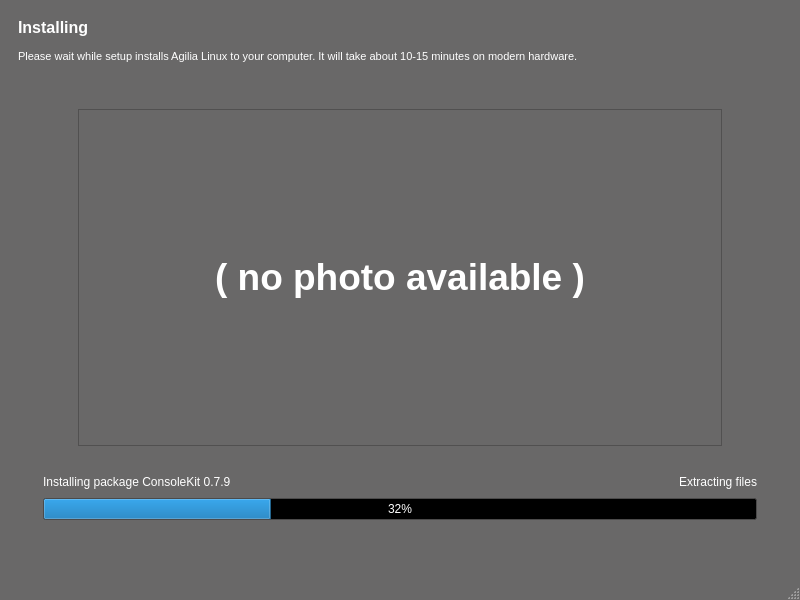
Old version of the form guiinstaller/guisetup_exec/mainwindow.ui in the repository aix27249/mpkg.
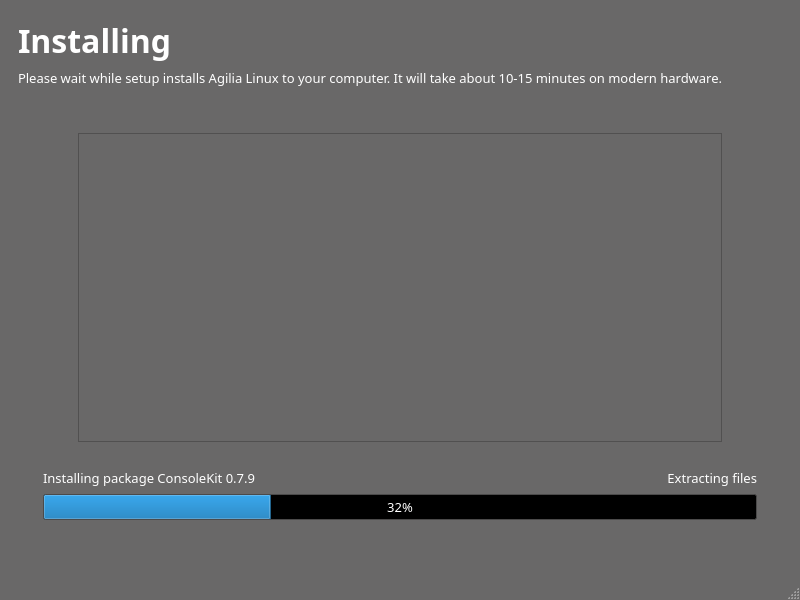
New version of the form. Icons and pictures are not drawn.

Commit message: design ok

```diff
--- a/guiinstaller/guisetup_exec/mainwindow.ui
+++ b/guiinstaller/guisetup_exec/mainwindow.ui
@@ -425,10 +425,20 @@
     </disabled>
    </palette>
   </property>
+  <property name="font">
+   <font>
+    <pointsize>10</pointsize>
+   </font>
+  </property>
   <property name="windowTitle">
    <string>Agilia Linux: installing</string>
   </property>
   <widget class="QWidget" name="centralwidget">
+   <property name="font">
+    <font>
+     <family>Droid Sans</family>
+    </font>
+   </property>
    <layout class="QVBoxLayout" name="verticalLayout_4">
     <item>
      <widget class="QStackedWidget" name="stackedWidget">
@@ -436,17 +446,72 @@
        <number>0</number>
       </property>
       <widget class="QWidget" name="page">
-       <layout class="QVBoxLayout" name="verticalLayout_2">
+       <layout class="QVBoxLayout" name="verticalLayout_7">
         <item>
-         <widget class="QLabel" name="imagesLabel">
-          <property name="text">
-           <string>&lt;!DOCTYPE HTML PUBLIC &quot;-//W3C//DTD HTML 4.0//EN&quot; &quot;http://www.w3.org/TR/REC-html40/strict.dtd&quot;&gt;
+         <layout class="QHBoxLayout" name="horizontalLayout_5">
+          <item>
+           <widget class="QLabel" name="imagesLabel">
+            <property name="text">
+             <string>&lt;!DOCTYPE HTML PUBLIC &quot;-//W3C//DTD HTML 4.0//EN&quot; &quot;http://www.w3.org/TR/REC-html40/strict.dtd&quot;&gt;
 &lt;html&gt;&lt;head&gt;&lt;meta name=&quot;qrichtext&quot; content=&quot;1&quot; /&gt;&lt;style type=&quot;text/css&quot;&gt;
 p, li { white-space: pre-wrap; }
-&lt;/style&gt;&lt;/head&gt;&lt;body style=&quot; font-family:'Tahoma'; font-size:8pt; font-weight:400; font-style:normal;&quot;&gt;
-&lt;p style=&quot; margin-top:0px; margin-bottom:0px; margin-left:0px; margin-right:0px; -qt-block-indent:0; text-indent:0px;&quot;&gt;&lt;span style=&quot; font-size:12pt; font-weight:600;&quot;&gt;Installing&lt;/span&gt;&lt;/p&gt;
-&lt;p style=&quot;-qt-paragraph-type:empty; margin-top:0px; margin-bottom:0px; margin-left:0px; margin-right:0px; -qt-block-indent:0; text-indent:0px;&quot;&gt;&lt;/p&gt;
-&lt;p style=&quot; margin-top:0px; margin-bottom:0px; margin-left:0px; margin-right:0px; -qt-block-indent:0; text-indent:0px;&quot;&gt;Please wait while setup installs Agilia Linux to your computer. It will take about 10-15 minutes on modern hardware.&lt;/p&gt;&lt;/body&gt;&lt;/html&gt;</string>
+&lt;/style&gt;&lt;/head&gt;&lt;body style=&quot; font-family:'Tahoma'; font-size:10pt; font-weight:400; font-style:normal;&quot;&gt;
+&lt;p style=&quot; margin-top:0px; margin-bottom:0px; margin-left:0px; margin-right:0px; -qt-block-indent:0; text-indent:0px;&quot;&gt;&lt;span style=&quot; font-size:24pt; font-weight:600;&quot;&gt;Installing&lt;/span&gt;&lt;/p&gt;&lt;/body&gt;&lt;/html&gt;</string>
+            </property>
+           </widget>
+          </item>
+          <item>
+           <spacer name="horizontalSpacer_8">
+            <property name="orientation">
+             <enum>Qt::Horizontal</enum>
+            </property>
+            <property name="sizeHint" stdset="0">
+             <size>
+              <width>40</width>
+              <height>20</height>
+             </size>
+            </property>
+           </spacer>
+          </item>
+          <item>
+           <layout class="QVBoxLayout" name="verticalLayout_2">
+            <item>
+             <spacer name="verticalSpacer_7">
+              <property name="orientation">
+               <enum>Qt::Vertical</enum>
+              </property>
+              <property name="sizeType">
+               <enum>QSizePolicy::Fixed</enum>
+              </property>
+              <property name="sizeHint" stdset="0">
+               <size>
+                <width>20</width>
+                <height>9</height>
+               </size>
+              </property>
+             </spacer>
+            </item>
+            <item>
+             <widget class="QLabel" name="label_3">
+              <property name="text">
+               <string/>
+              </property>
+              <property name="pixmap">
+               <pixmap resource="mainwindow.qrc">:/icons/icons/agilia_installer_head.png</pixmap>
+              </property>
+             </widget>
+            </item>
+           </layout>
+          </item>
+         </layout>
+        </item>
+        <item>
+         <widget class="QLabel" name="label_2">
+          <property name="text">
+           <string>Please wait while setup installs Agilia Linux to your computer. It will take about 10-15 minutes on modern hardware.</string>
+          </property>
+          <property name="wordWrap">
+           <bool>true</bool>
           </property>
          </widget>
         </item>
@@ -502,11 +567,7 @@
              <item>
               <widget class="QLabel" name="imageLabel">
                <property name="text">
-                <string>&lt;!DOCTYPE HTML PUBLIC &quot;-//W3C//DTD HTML 4.0//EN&quot; &quot;http://www.w3.org/TR/REC-html40/strict.dtd&quot;&gt;
-&lt;html&gt;&lt;head&gt;&lt;meta name=&quot;qrichtext&quot; content=&quot;1&quot; /&gt;&lt;style type=&quot;text/css&quot;&gt;
-p, li { white-space: pre-wrap; }
-&lt;/style&gt;&lt;/head&gt;&lt;body style=&quot; font-family:'Tahoma'; font-size:8pt; font-weight:400; font-style:normal;&quot;&gt;
-&lt;p align=&quot;center&quot; style=&quot; margin-top:0px; margin-bottom:0px; margin-left:0px; margin-right:0px; -qt-block-indent:0; text-indent:0px;&quot;&gt;&lt;span style=&quot; font-size:28pt; font-weight:600;&quot;&gt;( no photo available )&lt;/span&gt;&lt;/p&gt;&lt;/body&gt;&lt;/html&gt;</string>
+                <string/>
                </property>
                <property name="scaledContents">
                 <bool>true</bool>
```
Left out of the diff: 6 changed lines with no effect on the pictures. The commit also changes 3 other files.
